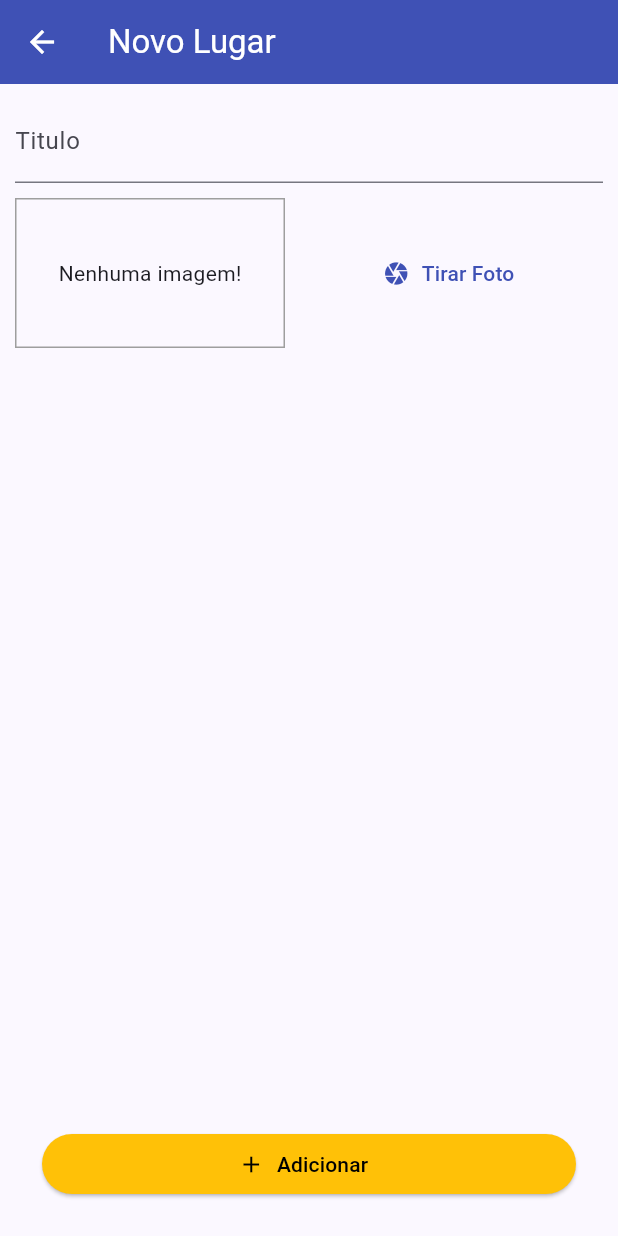
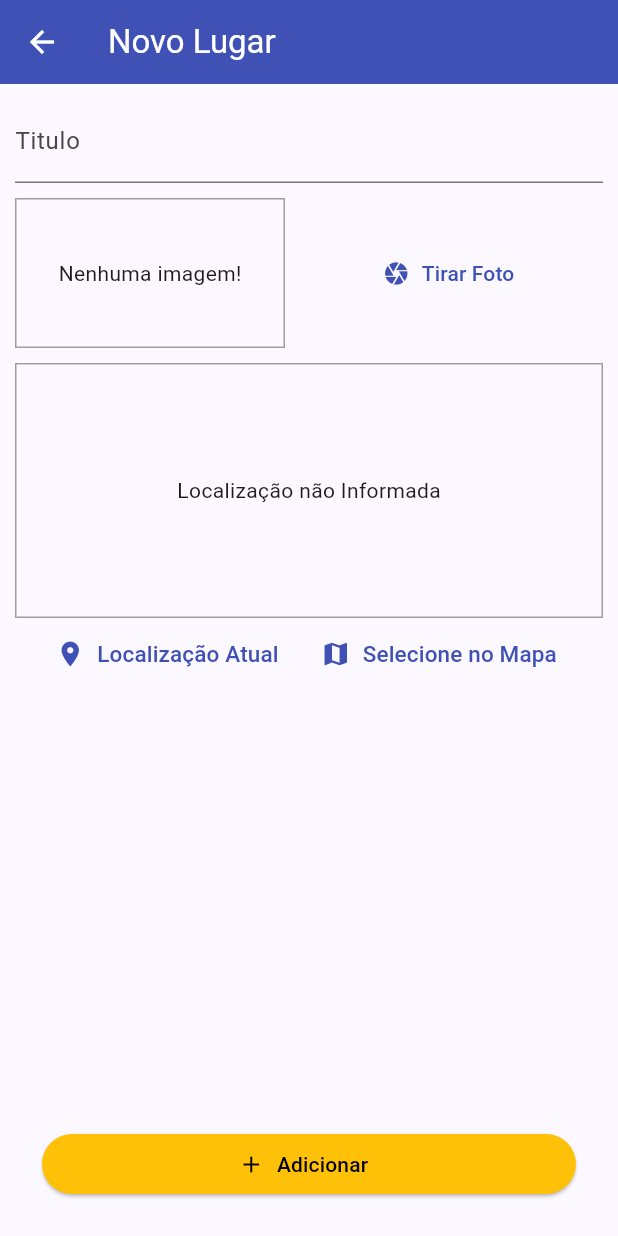
Before and after one commit to wisley-cesar/App-Mapas, a Flutter app: the PlaceFormScreen screen opened by its route, on a phone screen of 412 x 824 dp. Run offline on Flutter 3.47's test engine with Material 3 defaults, Android fonts, the phone set to English and light mode, and no system bars; our stand-ins replace image_picker, sqflite; accounts and stored records are empty.

Commit message:
FEAT: Criando o widget que vai mostrar o mapa

```diff
--- a/lib/screens/place_form_screen.dart
+++ b/lib/screens/place_form_screen.dart
@@ -2,6 +2,7 @@
 
 import 'package:app_mapas/providers/great_places.dart';
 import 'package:app_mapas/widgets/image_input.dart';
+import 'package:app_mapas/widgets/location_input.dart';
 import 'package:flutter/material.dart';
 import 'package:provider/provider.dart';
 
@@ -62,6 +63,8 @@
                     ),
                     SizedBox(height: 10),
                     ImageInput(_selectImage),
+                    SizedBox(height: 10),
+                    LocationInput(),
                   ],
                 ),
               ),
--- /dev/null
+++ b/lib/widgets/location_input.dart
@@ -0,0 +1,66 @@
+import 'package:flutter/material.dart';
+
+class LocationInput extends StatefulWidget {
+  const LocationInput({super.key});
+
+  @override
+  State<LocationInput> createState() => _LocationInputState();
+}
+
+class _LocationInputState extends State<LocationInput> {
+  String? _previewImageUrl;
+
+  @override
+  Widget build(BuildContext context) {
+    return Column(
+      children: [
+        Container(
+          height: 170,
+          width: double.infinity,
+          alignment: Alignment.center,
+          decoration: BoxDecoration(
+            border: Border.all(width: 1, color: Colors.grey),
+          ),
+          child: _previewImageUrl == null
+              ? Text('Localização não Informada')
+              : Image.network(
+                  _previewImageUrl!,
+                  fit: BoxFit.cover,
+                  width: double.infinity,
+                ),
+        ),
+        Row(
+          mainAxisAlignment: MainAxisAlignment.center,
+          children: [
+            TextButton.icon(
+              icon: Icon(
+                Icons.location_on,
+                size: 20,
+              ),
+              label: Text(
+                'Localização Atual',
+                style: TextStyle(
+                  fontSize: 15,
+                ),
+              ),
+              onPressed: () {},
+            ),
+            TextButton.icon(
+              icon: Icon(
+                Icons.map,
+                size: 20,
+              ),
+              label: Text(
+                'Selecione no Mapa',
+                style: TextStyle(
+                  fontSize: 15,
+                ),
+              ),
+              onPressed: () {},
+            ),
+          ],
+        )
+      ],
+    );
+  }
+}
--- a/pubspec.yaml
+++ b/pubspec.yaml
@@ -39,6 +39,7 @@
   path_provider: ^2.1.5
   path: ^1.9.0
   sqflite: ^2.4.1
+  location: ^8.0.0
 
 dev_dependencies:
   flutter_test:
```
Also changed, not shown: pubspec.lock, 5 other files.
